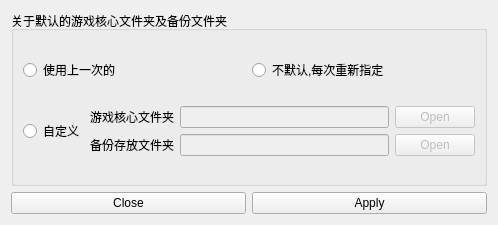
The window that setting.ui (FirstArchve/MultiSaves) describes before a commit, drawn with Qt 5.
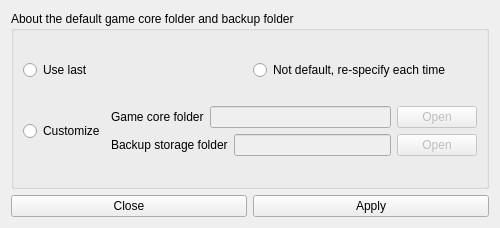
The same window after the commit.

Diff of the .ui file:
```diff
--- a/setting.ui
+++ b/setting.ui
@@ -6,8 +6,8 @@
    <rect>
     <x>0</x>
     <y>0</y>
-    <width>498</width>
-    <height>225</height>
+    <width>500</width>
+    <height>228</height>
    </rect>
   </property>
   <property name="windowTitle">
@@ -17,7 +17,7 @@
    <item>
     <widget class="QGroupBox" name="groupBox">
      <property name="title">
-      <string>关于默认的游戏核心文件夹及备份文件夹</string>
+      <string>About the default game core folder and backup folder</string>
      </property>
      <layout class="QVBoxLayout" name="verticalLayout_3">
       <item>
@@ -25,14 +25,14 @@
         <item>
          <widget class="QRadioButton" name="DirRB1">
           <property name="text">
-           <string>使用上一次的</string>
+           <string>Use last</string>
           </property>
          </widget>
         </item>
         <item>
          <widget class="QRadioButton" name="DirRB2">
           <property name="text">
-           <string>不默认,每次重新指定</string>
+           <string>Not default, re-specify each time</string>
           </property>
          </widget>
         </item>
@@ -43,7 +43,7 @@
         <item>
          <widget class="QRadioButton" name="DirRB3">
           <property name="text">
-           <string>自定义</string>
+           <string>Customize</string>
           </property>
          </widget>
         </item>
@@ -54,7 +54,7 @@
             <item>
              <widget class="QLabel" name="label_2">
               <property name="text">
-               <string>游戏核心文件夹</string>
+               <string>Game core folder</string>
               </property>
              </widget>
             </item>
@@ -82,7 +82,7 @@
             <item>
              <widget class="QLabel" name="label">
               <property name="text">
-               <string>备份存放文件夹</string>
+               <string>Backup storage folder</string>
               </property>
              </widget>
             </item>
```
